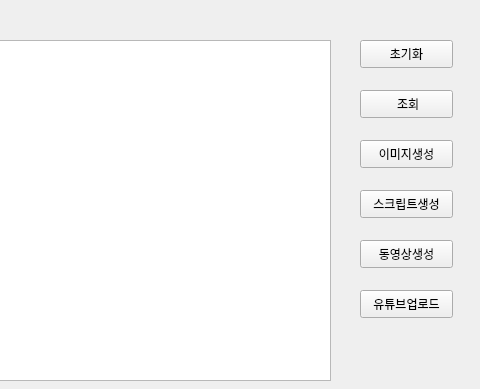
First picture: the form in mainwindow.ui, repository chaemingyu/CoupangAPI, before the edit; both pictures show x 140 to 620 and y 0 to 389 of the 620 by 721 pixel window.
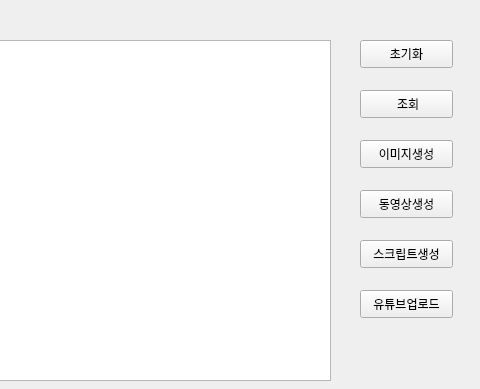
Second picture: the form after the edit.

```diff
--- a/mainwindow.ui
+++ b/mainwindow.ui
@@ -103,7 +103,7 @@
     <property name="geometry">
      <rect>
       <x>500</x>
-      <y>240</y>
+      <y>190</y>
       <width>93</width>
       <height>28</height>
      </rect>
@@ -129,7 +129,7 @@
     <property name="geometry">
      <rect>
       <x>500</x>
-      <y>190</y>
+      <y>240</y>
       <width>93</width>
       <height>28</height>
      </rect>
```
